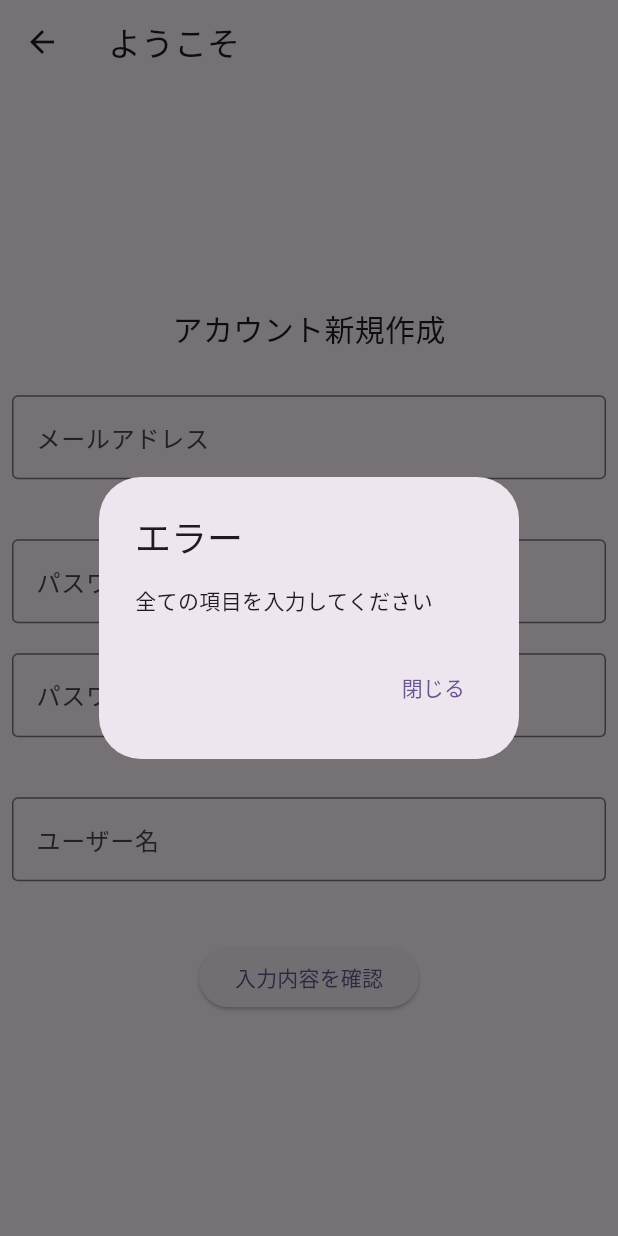
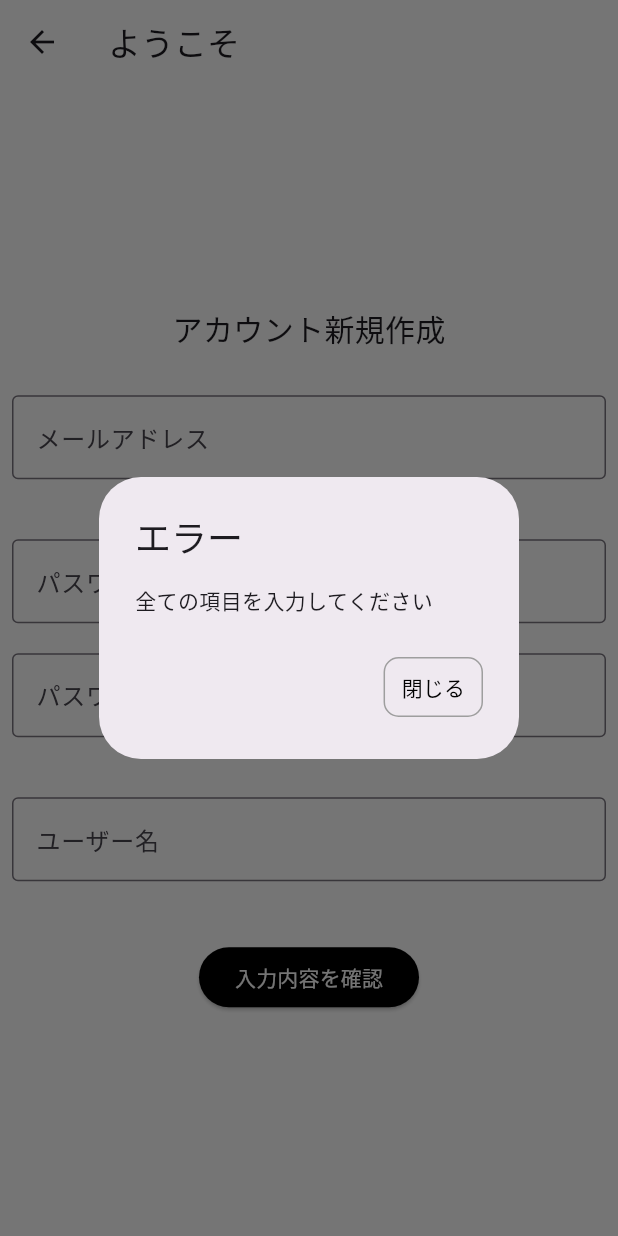
Before and after one commit to Haruki1090/SearchGithubRepository, a Flutter app: the CreateAccountScreen screen opened directly, after a tap on "入力内容を確認", on a phone screen of 412 x 824 dp. Run offline on Flutter 3.47's test engine with Material 3 defaults, Android fonts, the phone set to English and light mode, and no system bars; our stand-ins replace cloud_firestore, firebase_auth, firebase_core, flutter_riverpod, freezed_annotation; accounts and stored records are empty; generated files the repository leaves out were written again.

Commit message:
アカウント新規登録画面のUIを修正

```diff
--- a/lib/screens/create_account_screen.dart
+++ b/lib/screens/create_account_screen.dart
@@ -21,9 +21,11 @@ class _CreateAccountScreenState extends State<CreateAccountScreen> {
   Widget build(BuildContext context) {
     return Scaffold(
       appBar: AppBar(
+        backgroundColor: Colors.white,
         title: const Text('ようこそ'),
       ),
-      body: Center(
+      body: Container(
+        color: Colors.white,
         child: Padding(
           padding: const EdgeInsets.all(8.0),
           child: Column(
@@ -64,6 +66,9 @@ class _CreateAccountScreenState extends State<CreateAccountScreen> {
               ),
               const SizedBox(height: 40),
               ElevatedButton(
+                style: ElevatedButton.styleFrom(
+                  foregroundColor: Colors.white, backgroundColor: Colors.black,
+                ),
                 onPressed: () {
                   if (passwordController.text !=
                       confirmPasswordController.text) {
@@ -92,14 +97,21 @@ class _CreateAccountScreenState extends State<CreateAccountScreen> {
                       context: context,
                       builder: (context) {
                         return AlertDialog(
+                          surfaceTintColor: Colors.white,
                           title: const Text('エラー'),
                           content: const Text('全ての項目を入力してください'),
                           actions: [
                             TextButton(
+                              style: TextButton.styleFrom(
+                                side: const BorderSide(color: Colors.grey, width: 1.0), // 外枠を追加
+                                shape: RoundedRectangleBorder(
+                                  borderRadius: BorderRadius.circular(10), // 丸枠を設定
+                                ),
+                              ),
                               onPressed: () {
                                 Navigator.of(context).pop();
                               },
-                              child: const Text('閉じる'),
+                              child: const Text('閉じる', style: TextStyle(color: Colors.black)),
                             ),
                           ],
                         );
```
